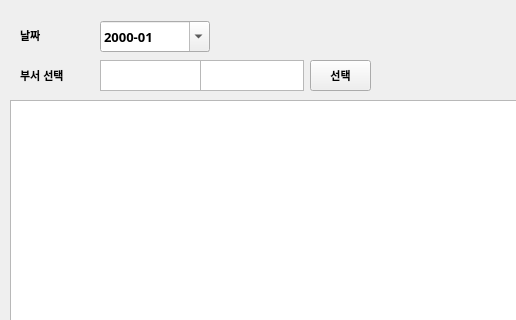
The window that overtime_v1.1/ui/total_overtime.ui (RaineyLee/overtime) describes before a commit, drawn with Qt 5; both pictures show x 0 to 516 and y 0 to 320 of the 1286 by 817 pixel window.
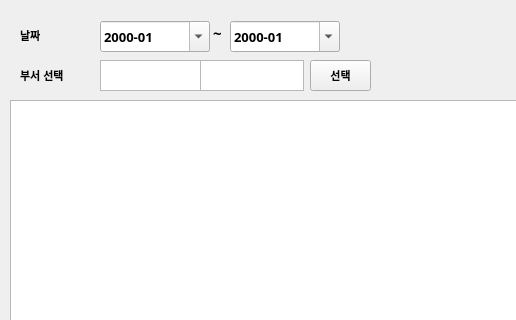
The same window after the commit.

```diff
--- a/overtime_v1.1/ui/total_overtime.ui
+++ b/overtime_v1.1/ui/total_overtime.ui
@@ -229,6 +229,51 @@
     <string>다운로드</string>
    </property>
   </widget>
+  <widget class="QDateEdit" name="date_select_2">
+   <property name="geometry">
+    <rect>
+     <x>230</x>
+     <y>21</y>
+     <width>110</width>
+     <height>31</height>
+    </rect>
+   </property>
+   <property name="font">
+    <font>
+     <family>맑은 고딕</family>
+     <pointsize>10</pointsize>
+     <weight>75</weight>
+     <bold>true</bold>
+    </font>
+   </property>
+   <property name="displayFormat">
+    <string>yyyy-MM</string>
+   </property>
+   <property name="calendarPopup">
+    <bool>true</bool>
+   </property>
+  </widget>
+  <widget class="QLabel" name="label">
+   <property name="geometry">
+    <rect>
+     <x>213</x>
+     <y>17</y>
+     <width>16</width>
+     <height>31</height>
+    </rect>
+   </property>
+   <property name="font">
+    <font>
+     <family>맑은 고딕</family>
+     <pointsize>11</pointsize>
+     <weight>75</weight>
+     <bold>true</bold>
+    </font>
+   </property>
+   <property name="text">
+    <string>~</string>
+   </property>
+  </widget>
  </widget>
  <resources/>
  <connections/>
```
Left out of the diff: 2 changed lines with no effect on the pictures.
